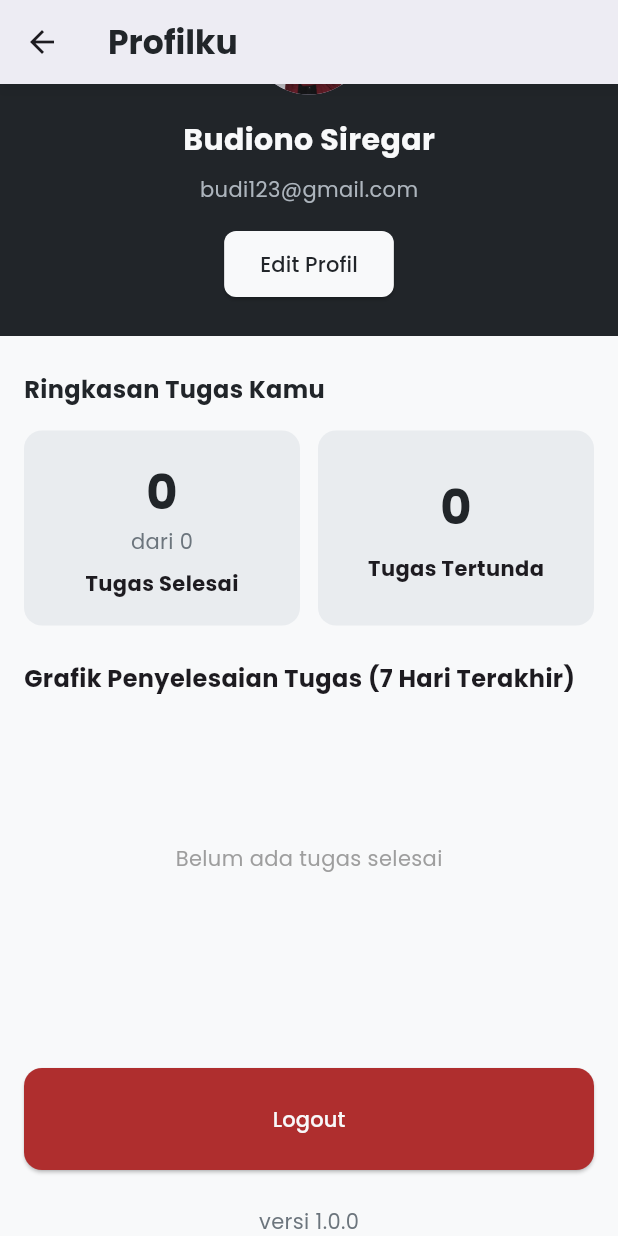
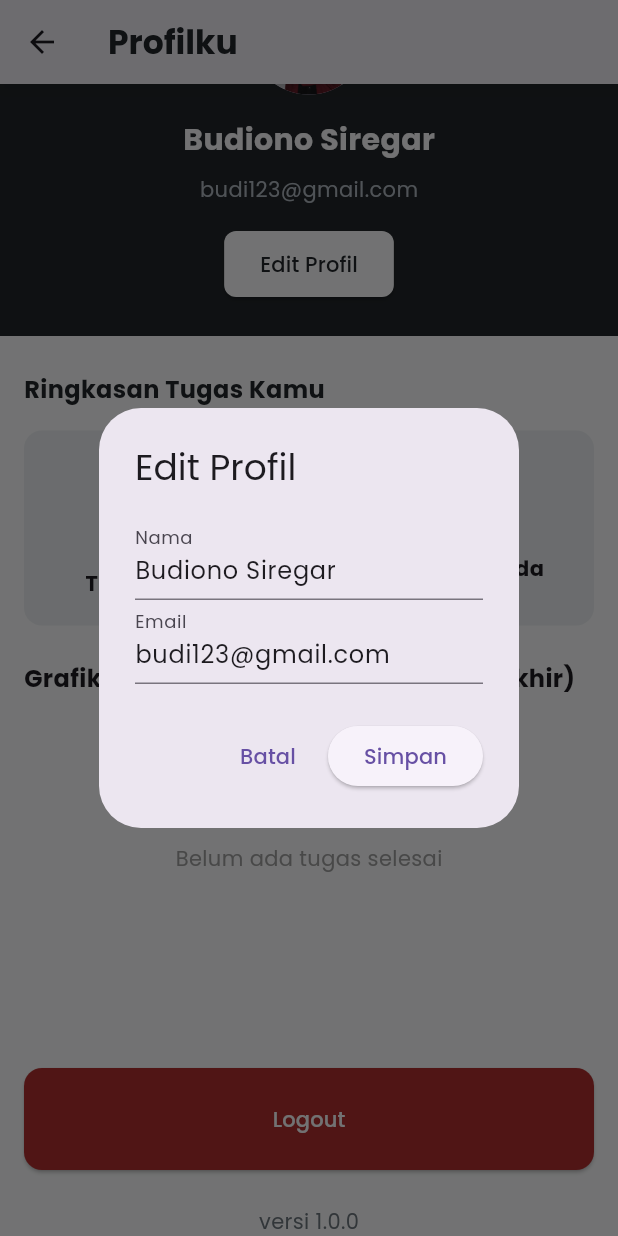
Before and after one commit to Nitaa1904/NoteQu_PPB05, a Flutter app: the Profil screen opened directly with empty values, scrolled down 97 dp, after a tap on "Edit Profil", on a phone screen of 412 x 824 dp. Run offline on Flutter 3.47's test engine with Material 3 defaults, Android fonts, the phone set to English and light mode, and no system bars; our stand-ins replace firebase_auth, fl_chart, flutter_local_notifications, google_fonts, table_calendar, timezone; accounts and stored records are empty.

Commit message:
Fix: Profil navigation issue causing invalid const usage

```diff
--- a/lib/pages/profil/profil.dart
+++ b/lib/pages/profil/profil.dart
@@ -3,7 +3,7 @@ import 'package:fl_chart/fl_chart.dart';
 import 'package:notequ/design_system/styles/color.dart';
 import 'package:notequ/pages/accountregist/signup.dart';
 
-class Profil extends StatelessWidget {
+class Profil extends StatefulWidget {
   final int completedTasks;
   final int pendingTasks;
   final List<int> tasksCompletionData;
@@ -14,6 +14,61 @@ class Profil extends StatelessWidget {
     required this.pendingTasks,
     required this.tasksCompletionData,
   });
+
+  @override
+  State<Profil> createState() => _ProfilState();
+}
+
+class _ProfilState extends State<Profil> {
+  String name = "Budiono Siregar";
+  String email = "budi123@gmail.com";
+
+  void _editProfile() {
+    final TextEditingController nameController =
+        TextEditingController(text: name);
+    final TextEditingController emailController =
+        TextEditingController(text: email);
+
+    showDialog(
+      context: context,
+      builder: (context) {
+        return AlertDialog(
+          title: const Text("Edit Profil"),
+          content: Column(
+            mainAxisSize: MainAxisSize.min,
+            children: [
+              TextField(
+                controller: nameController,
+                decoration: const InputDecoration(labelText: "Nama"),
+              ),
+              TextField(
+                controller: emailController,
+                decoration: const InputDecoration(labelText: "Email"),
+              ),
+            ],
+          ),
+          actions: [
+            TextButton(
+              onPressed: () {
+                Navigator.of(context).pop();
+              },
+              child: const Text("Batal"),
+            ),
+            ElevatedButton(
+              onPressed: () {
+                setState(() {
+                  name = nameController.text;
+                  email = emailController.text;
+                });
+                Navigator.of(context).pop();
+              },
+              child: const Text("Simpan"),
+            ),
+          ],
+        );
+      },
+    );
+  }
 
   @override
   Widget build(BuildContext context) {
@@ -44,25 +99,23 @@ class Profil extends StatelessWidget {
                     backgroundImage: AssetImage('assets/images/profile.jpeg'),
                   ),
                   const SizedBox(height: 16),
-                  const Text(
-                    "Budiono Siregar",
-                    style: TextStyle(
+                  Text(
+                    name,
+                    style: const TextStyle(
                       fontSize: 20,
                       fontWeight: FontWeight.bold,
                       color: ColorCollection.primary100,
                     ),
                   ),
                   const SizedBox(height: 8),
-                  const Text(
-                    "budi123@gmail.com",
-                    style: TextStyle(
+                  Text(
+                    email,
+                    style: const TextStyle(
                         fontSize: 14, color: ColorCollection.neutral500),
                   ),
                   const SizedBox(height: 16),
                   ElevatedButton(
-                    onPressed: () {
-                      // Tambahkan logika edit profil
-                    },
+                    onPressed: _editProfile,
                     style: ElevatedButton.styleFrom(
                       backgroundColor: ColorCollection.primary100,
                       foregroundColor: ColorCollection.primary900,
@@ -97,8 +150,8 @@ class Profil extends StatelessWidget {
                     children: [
                       _buildSummaryCard(
                         "Tugas Selesai",
-                        completedTasks.toString(),
-                        "dari ${(completedTasks + pendingTasks).toString()}",
+                        widget.completedTasks.toString(),
+                        "dari ${(widget.completedTasks + widget.pendingTasks).toString()}",
                         ColorCollection.primary900,
                       ),
                       const SizedBox(
@@ -106,7 +159,7 @@ class Profil extends StatelessWidget {
                       ),
                       _buildSummaryCard(
                         "Tugas Tertunda",
-                        pendingTasks.toString(),
+                        widget.pendingTasks.toString(),
                         "",
                         ColorCollection.primary900,
                       ),
@@ -125,9 +178,9 @@ class Profil extends StatelessWidget {
                     height: 200,
                     color: ColorCollection.primary100,
                     child: Center(
-                      child: completedTasks > 0
+                      child: widget.completedTasks > 0
                           ? Text(
-                              "${((completedTasks / (completedTasks + pendingTasks)) * 100).toStringAsFixed(1)}% Tugas Selesai",
+                              "${((widget.completedTasks / (widget.completedTasks + widget.pendingTasks)) * 100).toStringAsFixed(1)}% Tugas Selesai",
                               style: const TextStyle(
                                 fontSize: 16,
                                 fontWeight: FontWeight.bold,
@@ -146,11 +199,11 @@ class Profil extends StatelessWidget {
                     width: double.infinity,
                     child: ElevatedButton(
                       onPressed: () {
-                        // Tambahkan logika logout
                         Navigator.pushReplacement(
                             context,
                             MaterialPageRoute(
-                                builder: (context) => SignUpPage()));
+                                builder: (context) =>
+                                    SignUpPage())); // Hapus keyword const
                       },
                       style: ElevatedButton.styleFrom(
                         padding: const EdgeInsets.symmetric(vertical: 24),
@@ -218,38 +271,4 @@ class Profil extends StatelessWidget {
       ),
     );
   }
-
-  LineChartData _buildLineChartData() {
-    return LineChartData(
-      gridData: FlGridData(show: true),
-      titlesData: FlTitlesData(
-        leftTitles: AxisTitles(sideTitles: SideTitles(showTitles: true)),
-        bottomTitles: AxisTitles(
-          sideTitles: SideTitles(
-            showTitles: true,
-            getTitlesWidget: (value, meta) {
-              const days = ['Mon', 'Tue', 'Wed', 'Thu', 'Fri', 'Sat', 'Sun'];
-              if (value.toInt() < 0 || value.toInt() >= days.length) {
-                return const Text('');
-              }
-              return Text(days[value.toInt()]);
-            },
-          ),
-        ),
-      ),
-      borderData: FlBorderData(show: true),
-      lineBarsData: [
-        LineChartBarData(
-          isCurved: true,
-          spots: List.generate(
-            tasksCompletionData.length,
-            (index) =>
-                FlSpot(index.toDouble(), tasksCompletionData[index].toDouble()),
-          ),
-          color: ColorCollection.primary900,
-          barWidth: 3,
-        ),
-      ],
-    );
-  }
 }
```
Also changed, not shown: pubspec.lock.
